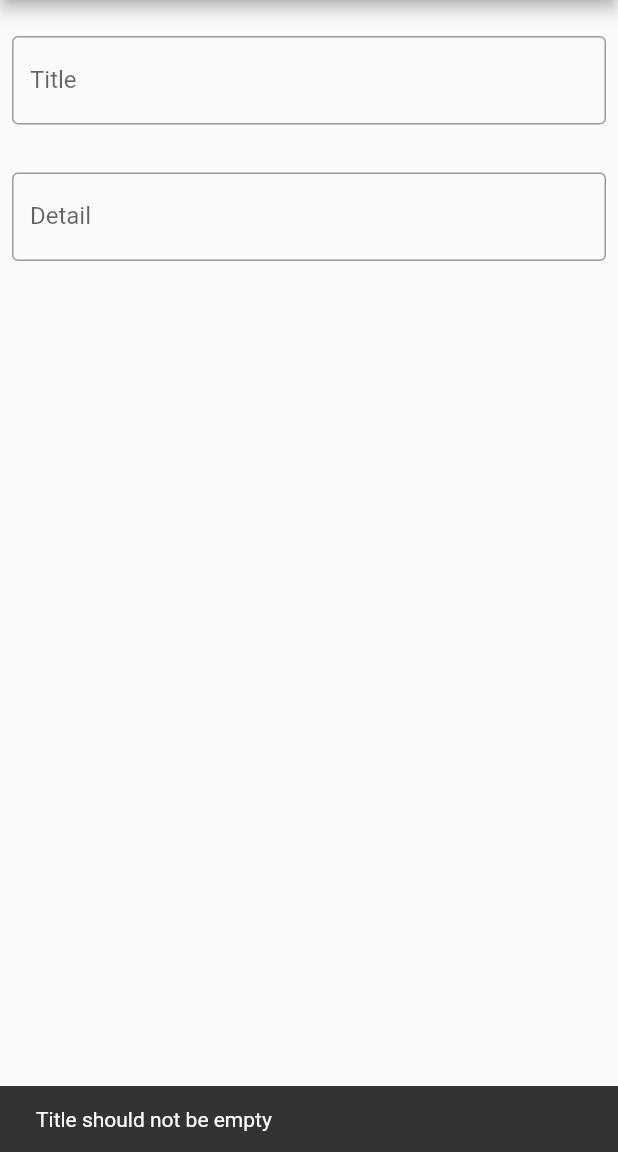
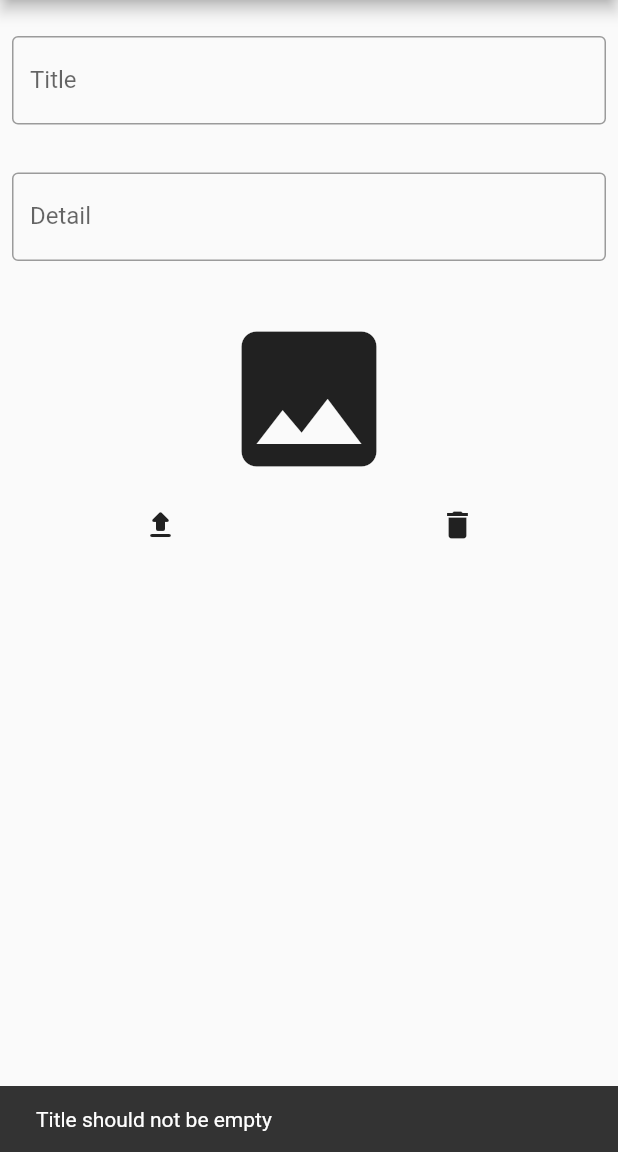
Before and after one commit to RR-Reddy/note_app, a Flutter app: the NotePage screen opened directly with empty values, after a tap on the "save" icon, on a phone screen of 412 x 824 dp, the part 84-1236 px from its top. Run offline on Flutter 3.47's test engine with Material 2 defaults, Android fonts, the phone set to English and light mode, and no system bars; our stand-ins replace bloc, cached_network_image, cloud_firestore, connectivity, easy_dynamic_theme, firebase_auth and 5 more; missing offline and left inert: flutter_auth_ui; accounts and stored records are empty.

Commit message:
image file handling changes

```diff
--- a/lib/domain/note.dart
+++ b/lib/domain/note.dart
@@ -4,14 +4,45 @@ class Note {
   String? title;
   String? desc;
 
+  String? imageLocalStoragePath;
+  String? imageRemoteStorageUrl;
+
   Note();
 
-  Note.from({this.id, this.title, this.desc});
+  Note.from({
+    this.id,
+    this.title,
+    this.desc,
+    this.imageLocalStoragePath,
+    this.imageRemoteStorageUrl,
+  });
 
   @override
   String toString() {
-    return 'Note{id: $id, title: $title, desc: $desc}';
+    return 'Note{id: $id, title: $title, desc: $desc, imageLocalStoragePath: $imageLocalStoragePath, imageRemoteStorageUrl: $imageRemoteStorageUrl}';
   }
 
-  bool get isNewNote=>id==null;
+  bool get isNewNote => id == null;
+
+  bool get isImageAvailable =>
+      imageLocalStoragePath != null || imageRemoteStorageUrl != null;
+
+  bool get isImageAvailableAtLocal => imageLocalStoragePath != null;
+
+  bool get isImageAvailableAtRemote => imageRemoteStorageUrl != null;
+
+  String? get imagePathOrUrl {
+
+    if(isImageAvailableAtRemote){
+      return imageRemoteStorageUrl;
+    }
+
+    if(isImageAvailableAtLocal){
+      return imageLocalStoragePath;
+    }
+
+    return null;
+
+  }
+
 }
--- a/lib/pages/note_page/note_page.dart
+++ b/lib/pages/note_page/note_page.dart
@@ -1,6 +1,8 @@
 import 'package:flutter/material.dart';
 import 'package:notes_app/domain/note.dart';
+import 'package:notes_app/pages/note_page/widgets/image_widget.dart';
 import 'package:notes_app/services/firestore_service.dart';
+import 'package:notes_app/services/image_pick_service.dart';
 
 /// NOTE create or edit UI page
 class NotePage extends StatefulWidget {
@@ -20,12 +22,21 @@ class _NotePageState extends State<NotePage> {
   late TextEditingController _titleController;
   late TextEditingController _descController;
 
+  bool? _isLocalImagePresent;
+  String? _imagePathOrUrl;
+
   @override
   void initState() {
     super.initState();
     isNewNote = widget.note.id == null;
     _titleController = TextEditingController(text: widget.note.title ?? '');
     _descController = TextEditingController(text: widget.note.desc ?? '');
+
+    _isLocalImagePresent = widget.note.isImageAvailable
+        ? widget.note.isImageAvailableAtLocal
+        : null;
+
+    _imagePathOrUrl = widget.note.imagePathOrUrl;
   }
 
   @override
@@ -36,10 +47,16 @@ class _NotePageState extends State<NotePage> {
         title: Text(title),
         actions: [_buildSaveBtnWidget()],
       ),
-      body: Padding(
-        padding: const EdgeInsets.all(8.0),
-        child: Column(
-          children: [_buildTitleWidget(), _buildDescWidget()],
+      body: SingleChildScrollView(
+        child: Padding(
+          padding: const EdgeInsets.all(8.0),
+          child: Column(
+            children: [
+              _buildTitleWidget(),
+              _buildDescWidget(),
+              _buildImageWidget()
+            ],
+          ),
         ),
       ),
     );
@@ -83,8 +100,51 @@ class _NotePageState extends State<NotePage> {
     );
   }
 
+  Widget _buildImageWidget() {
+    return Container(
+      height: 200,
+      padding: const EdgeInsets.symmetric(vertical: 16),
+      child: Column(
+        children: [
+          Expanded(
+            child: ImageWidget(
+              isImageFromLocalStorage: _isLocalImagePresent,
+              imagePathOrUrl: _imagePathOrUrl,
+            ),
+          ),
+          Container(
+            child: Row(
+              mainAxisAlignment: MainAxisAlignment.spaceAround,
+              children: [
+                IconButton(
+                    icon: Icon(Icons.upload_rounded), onPressed: _onUploadTap),
+                IconButton(icon: Icon(Icons.delete), onPressed: _onDeleteTap),
+              ],
+            ),
+          )
+        ],
+      ),
+    );
+  }
+
+  void _onUploadTap() async {
+    // check permissions
+    String? imagePath = await ImagePickService().getUserSelectedImagePath();
+
+    setState(() {
+      _isLocalImagePresent = true;
+      _imagePathOrUrl = imagePath;
+    });
+  }
+
+  void _onDeleteTap() {
+    setState(() {
+      _isLocalImagePresent = null;
+      _imagePathOrUrl = null;
+    });
+  }
+
   void onSaveTap(BuildContext context) {
-
     // close keyboard
     FocusScope.of(context).unfocus();
 
@@ -102,8 +162,27 @@ class _NotePageState extends State<NotePage> {
       return;
     }
 
-    // save or update note
-    var note = Note.from(id: widget.note.id, title: title, desc: desc);
+    /// finalize image path or remote url or no image at all
+    String? imageLocalStoragePath;
+    String? imageRemoteStorageUrl;
+
+    if (_isLocalImagePresent != null) {
+      imageLocalStoragePath = _imagePathOrUrl;
+      imageRemoteStorageUrl = null;
+    } else if (widget.note.isImageAvailableAtRemote) {
+      imageLocalStoragePath = null;
+      imageRemoteStorageUrl = widget.note.imageRemoteStorageUrl;
+    }
+
+    /// save or update note
+    var note = Note.from(
+      id: widget.note.id,
+      title: title,
+      desc: desc,
+      imageLocalStoragePath: imageLocalStoragePath,
+      imageRemoteStorageUrl: imageRemoteStorageUrl,
+    );
+
     FireStoreService().saveOrUpdateNote(note);
     Navigator.of(context).pop();
   }
--- /dev/null
+++ b/lib/pages/note_page/widgets/image_widget.dart
@@ -0,0 +1,39 @@
+import 'dart:io';
+
+import 'package:cached_network_image/cached_network_image.dart';
+import 'package:flutter/material.dart';
+
+class ImageWidget extends StatelessWidget {
+  final bool? isImageFromLocalStorage;
+  final String? imagePathOrUrl;
+
+  const ImageWidget(
+      {Key? key,
+      required this.isImageFromLocalStorage,
+      required this.imagePathOrUrl})
+      : super(key: key);
+
+  @override
+  Widget build(BuildContext context) {
+    if (imagePathOrUrl == null) {
+      /// user not selected any image while creating note
+      return Icon(Icons.image,size: 120);
+    }
+
+    bool isLocalStorageImage = isImageFromLocalStorage == true;
+
+    if (isLocalStorageImage) {
+      /// shows image from local storage
+      return Image.file(File(imagePathOrUrl!), fit: BoxFit.contain);
+    }
+
+    /// shows image from  firebase cloud storage url
+    return CachedNetworkImage(
+      fit: BoxFit.contain,
+      imageUrl: imagePathOrUrl!,
+      placeholder: (context, url) => Container(
+          width: 100, height: 100, child: CircularProgressIndicator()),
+      errorWidget: (context, url, error) => Icon(Icons.error),
+    );
+  }
+}
--- a/lib/services/auth_service.dart
+++ b/lib/services/auth_service.dart
@@ -52,6 +52,8 @@ class AuthService {
     return FirebaseAuth.instance.currentUser;
   }
 
+  bool get isSignedIn => _getUser()!=null;
+
   String get getDisplayName {
     var user = _getUser();
     return user == null ? "" : user.displayName ?? "";
```
Also changed, not shown: lib/blocs/connectivity_cubic.dart (added, +70 -0 lines), lib/blocs/notes_data_cubit.dart (+54 -3 lines), lib/domain/image_file_upload_status.dart (added, +12 -0 lines), lib/main.dart (+7 -1 lines), lib/services/fire_cloud_storagte_service.dart (added, +65 -0 lines), lib/services/firestore_service.dart (+14 -0 lines), lib/services/image_pick_service.dart (added, +57 -0 lines), pubspec.yaml (+13 -0 lines), pubspec.lock, 2 other files.
